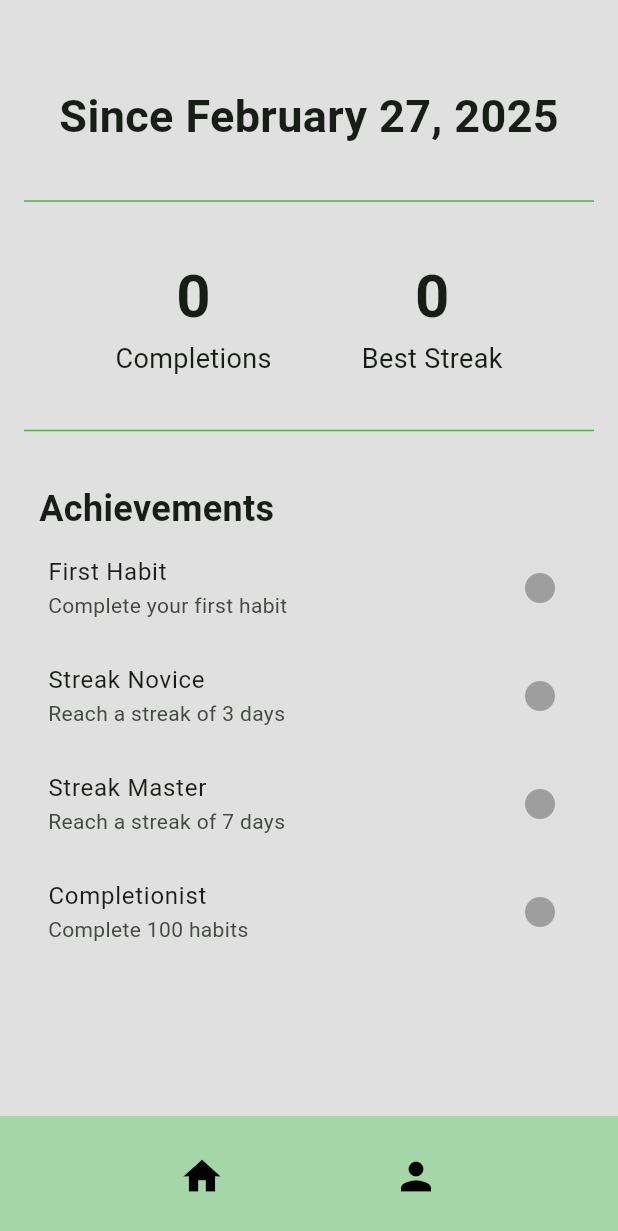
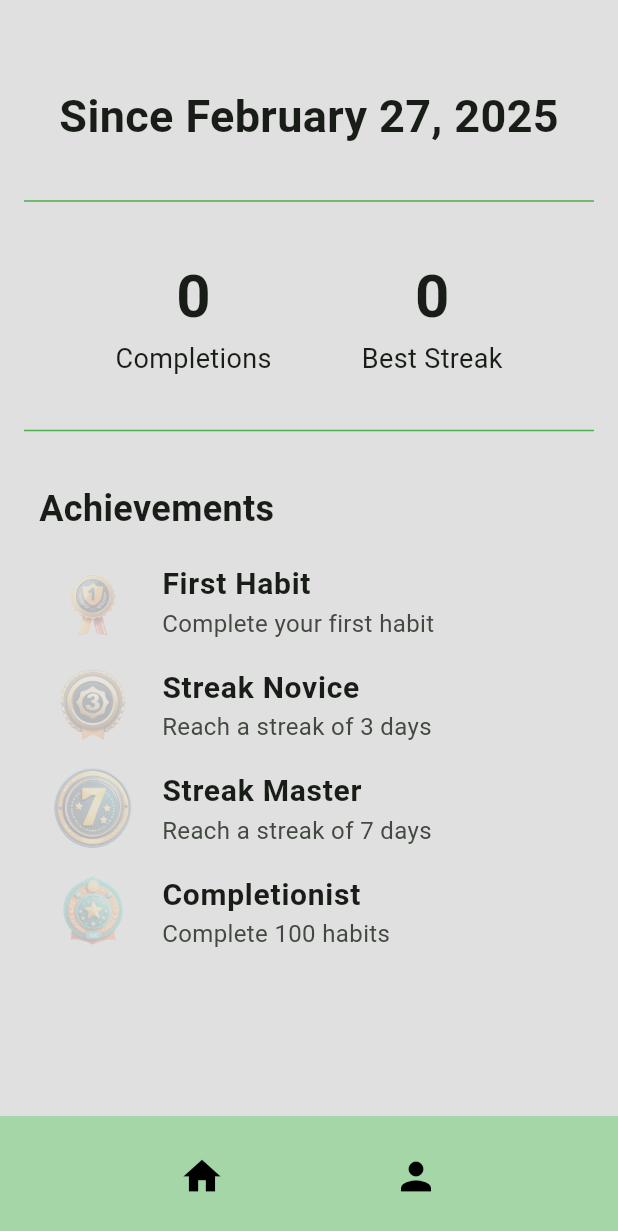
Before and after one commit to SQ77/trackIt, a Flutter app: the ProfilePage screen opened directly, on a phone screen of 412 x 824 dp. Shown: the top 1231 px of the screen. Run offline on Flutter 3.47's test engine with Material 3 defaults, Android fonts, the light colour scheme and no system bars; our stand-ins replace flutter_heatmap_calendar, flutter_slidable, hive_flutter; accounts and stored records are empty.

Commit message:
Add achievements to profile

```diff
--- a/lib/achievements/achievements.dart
+++ b/lib/achievements/achievements.dart
@@ -1,11 +1,13 @@
 class Achievement {
   final String name;
   final String description;
+  final String badgeImage;
   bool unlocked;
 
   Achievement({
     required this.name,
     required this.description,
+    required this.badgeImage,
     this.unlocked = false,
   });
 }
--- a/lib/data/habit_db.dart
+++ b/lib/data/habit_db.dart
@@ -18,10 +18,26 @@ class HabitDB {
   Map<DateTime, int> heatMapDataSet = {};
 
   List<Achievement> achievements = [
-    Achievement(name: "First Habit", description: "Complete your first habit"),
-    Achievement(name: "Streak Novice", description: "Reach a streak of 3 days"),
-    Achievement(name: "Streak Master", description: "Reach a streak of 7 days"),
-    Achievement(name: "Completionist", description: "Complete 100 habits"),
+    Achievement(
+      name: "First Habit",
+      description: "Complete your first habit",
+      badgeImage: "habit-1.png",
+    ),
+    Achievement(
+      name: "Streak Novice",
+      description: "Reach a streak of 3 days",
+      badgeImage: "streak-3.png",
+    ),
+    Achievement(
+      name: "Streak Master",
+      description: "Reach a streak of 7 days",
+      badgeImage: "streak-7.png",
+    ),
+    Achievement(
+      name: "Completionist",
+      description: "Complete 100 habits",
+      badgeImage: "habit-100.png",
+    ),
   ];
 
   // create default data initially
--- a/lib/pages/profile_page.dart
+++ b/lib/pages/profile_page.dart
@@ -1,5 +1,6 @@
 import 'package:flutter/material.dart';
 import 'package:trackit/achievements/achievements.dart';
+import 'package:trackit/components/achievement_dialog.dart';
 import 'package:trackit/components/bottom_navbar.dart';
 import 'package:trackit/data/habit_db.dart';
 import 'package:trackit/datetime/date_time.dart';
@@ -101,7 +102,11 @@ class _ProfilePageState extends State<ProfilePage> {
             Divider(color: Colors.green, thickness: 1, height: 30),
 
             Padding(
-              padding: const EdgeInsets.only(top: 20.0, left: 10.0),
+              padding: const EdgeInsets.only(
+                top: 20.0,
+                left: 10.0,
+                bottom: 10.0,
+              ),
               child: Text(
                 'Achievements',
                 style: TextStyle(fontSize: 24, fontWeight: FontWeight.bold),
@@ -113,16 +118,39 @@ class _ProfilePageState extends State<ProfilePage> {
                   children:
                       achievements!.map((achievement) {
                         return ListTile(
-                          title: Text(achievement.name),
-                          subtitle: Text(achievement.description),
-                          trailing: Icon(
-                            achievement.unlocked
-                                ? Icons.check_circle
-                                : Icons.circle,
-                            color:
-                                achievement.unlocked
-                                    ? Colors.green
-                                    : Colors.grey,
+                          leading: GestureDetector(
+                            onTap: () {
+                              // open the AchievementDialog when image is tapped
+                              showDialog(
+                                context: context,
+                                builder:
+                                    (context) => AchievementDialog(
+                                      achievement: achievement,
+                                    ),
+                              );
+                            },
+                            child: Opacity(
+                              opacity: achievement.unlocked ? 1.0 : 0.2,
+                              child: SizedBox(
+                                width: 60,
+                                height: 60,
+                                child: Image.asset(
+                                  'assets/images/${achievement.badgeImage}',
+                                  fit: BoxFit.fitHeight,
+                                ),
+                              ),
+                            ),
+                          ),
+                          title: Text(
+                            achievement.name,
+                            style: TextStyle(
+                              fontWeight: FontWeight.bold,
+                              fontSize: 20,
+                            ),
+                          ),
+                          subtitle: Text(
+                            achievement.description,
+                            style: TextStyle(fontSize: 16),
                           ),
                         );
                       }).toList(),
```
Also changed, not shown: lib/components/achievement_dialog.dart (added, +35 -0 lines).
